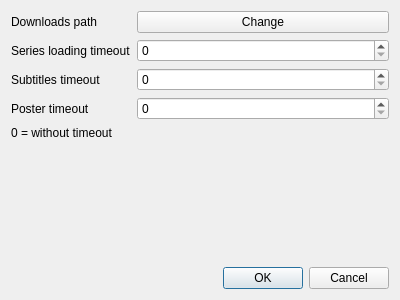
Above: series_list/interface/settings.ui from nvbn/series_list before the change. Below: the same form after it.
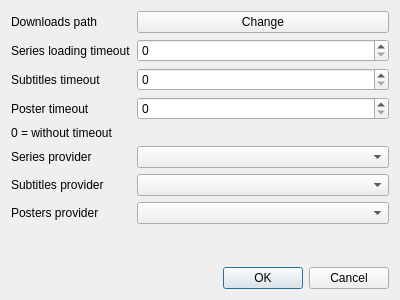
That is the form after the change.

Commit message: Add ability to change loaders in settings

Patch:
```diff
--- a/series_list/interface/settings.ui
+++ b/series_list/interface/settings.ui
@@ -79,6 +79,36 @@
        </property>
       </widget>
      </item>
+     <item row="5" column="0">
+      <widget class="QLabel" name="label_5">
+       <property name="text">
+        <string>Series provider</string>
+       </property>
+      </widget>
+     </item>
+     <item row="5" column="1">
+      <widget class="QComboBox" name="seriesProviders"/>
+     </item>
+     <item row="6" column="0">
+      <widget class="QLabel" name="label_6">
+       <property name="text">
+        <string>Subtitles provider</string>
+       </property>
+      </widget>
+     </item>
+     <item row="6" column="1">
+      <widget class="QComboBox" name="subtitlesProviders"/>
+     </item>
+     <item row="7" column="0">
+      <widget class="QLabel" name="label_7">
+       <property name="text">
+        <string>Posters provider</string>
+       </property>
+      </widget>
+     </item>
+     <item row="7" column="1">
+      <widget class="QComboBox" name="postersProviders"/>
+     </item>
     </layout>
    </item>
    <item>
```
The commit also changes 1 other file.
